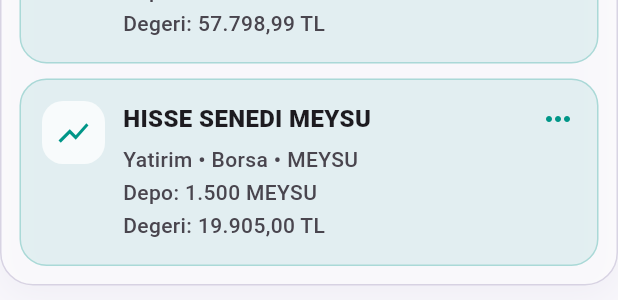
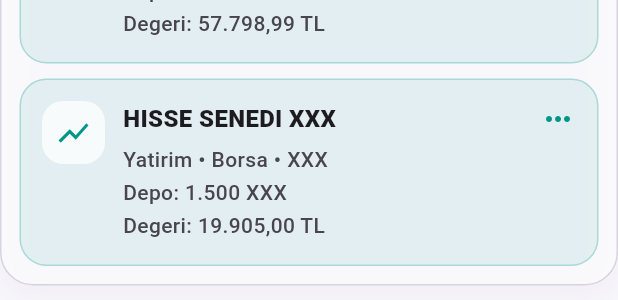
Before and after one commit to ucamoglu/hesapkitap_v1, a Flutter app: the _AccountDefinitionPreview widget shown alone on an empty page, opened directly, on a phone screen of 412 x 824 dp. Shown: the part 796-1096 px from the top of the screen. Run offline on Flutter 3.47's test engine with Material 3 defaults, Android fonts, the phone set to English and light mode, and no system bars; our stand-ins replace file_picker, flutter_local_notifications, flutter_map, flutter_timezone, geolocator, image_picker and 7 more; accounts and stored records are empty; generated files the repository leaves out were written again; Roboto replaces fonts that are missing (SF Pro Display).

Commit message:
Neutralize stock example in help documentation

```diff
--- a/lib/screens/help_documentation_screen.dart
+++ b/lib/screens/help_documentation_screen.dart
@@ -553,10 +553,10 @@ class _AccountDefinitionPreview extends StatelessWidget {
               _SampleAccountTile(
                 icon: Icons.show_chart,
                 color: Colors.teal,
-                title: 'HISSE SENEDI MEYSU',
+                title: 'HISSE SENEDI XXX',
                 lines: [
-                  'Yatirim • Borsa • MEYSU',
-                  'Depo: 1.500 MEYSU',
+                  'Yatirim • Borsa • XXX',
+                  'Depo: 1.500 XXX',
                   'Degeri: 19.905,00 TL',
                 ],
               ),
```
